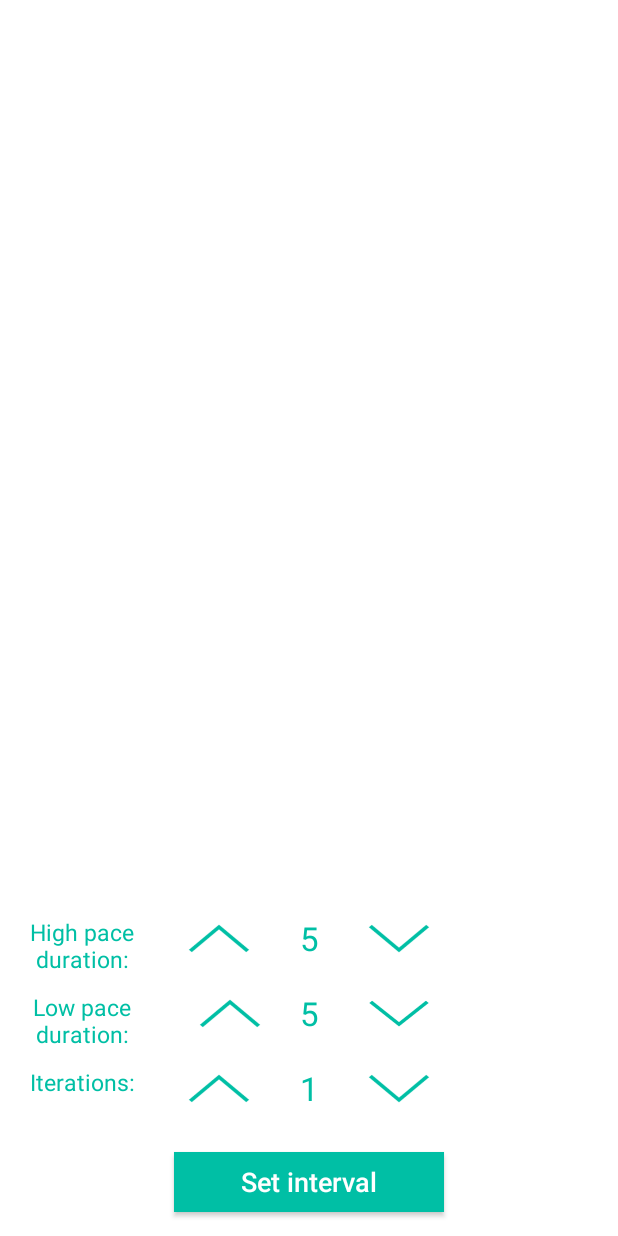
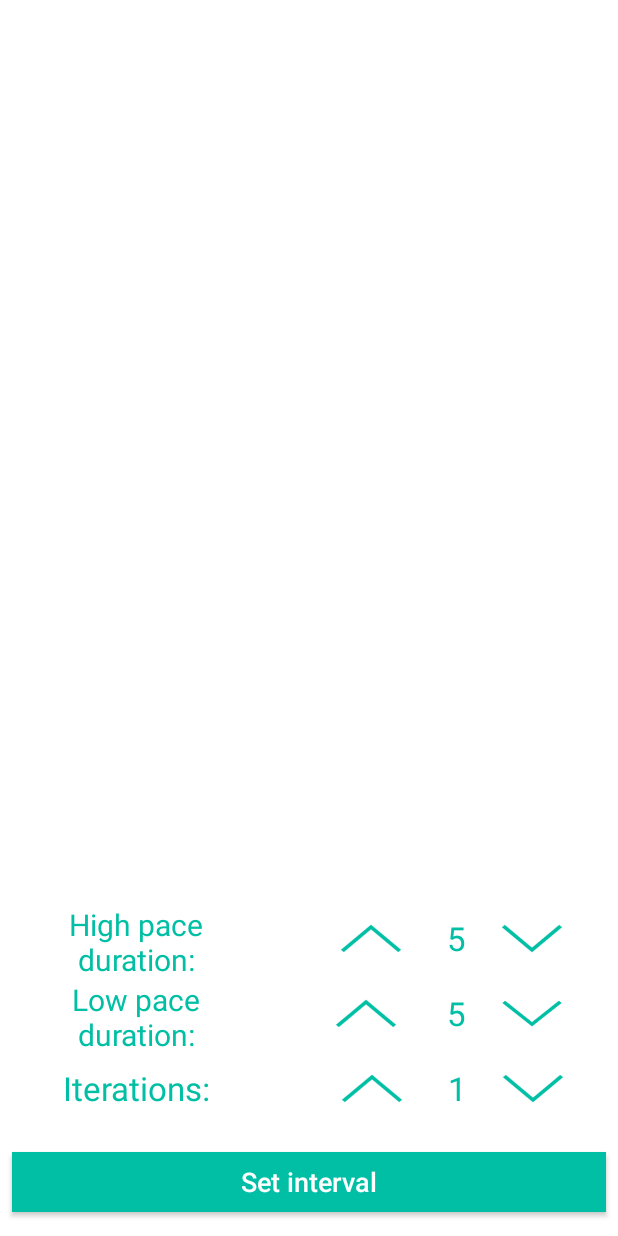
Before and after one commit to ArcusDeri/Interval-Runner, an Android app: the layout right_page.xml on its own in the app's theme, with its tools: preview values and no code run, on a phone screen of 412 x 824 dp. Run offline under Robolectric (Android 15) with nearby library versions, the phone set to English and light mode, and no system bars.

Commit message:
Small layout improvements on right pane

```diff
--- a/app/src/main/res/layout/right_page.xml
+++ b/app/src/main/res/layout/right_page.xml
@@ -11,7 +11,7 @@
 
     <Button
         android:id="@+id/set_interval_button"
-        android:layout_width="180dp"
+        android:layout_width="match_parent"
         android:layout_height="40dp"
         android:layout_marginBottom="16dp"
         android:layout_marginLeft="8dp"
@@ -48,7 +48,8 @@
         android:layout_marginRight="8dp"
         app:layout_constraintRight_toRightOf="@+id/set_interval_button"
         android:layout_marginLeft="8dp"
-        app:layout_constraintLeft_toLeftOf="@+id/set_interval_button" />
+        app:layout_constraintLeft_toLeftOf="@+id/set_interval_button"
+        app:layout_constraintHorizontal_bias="0.809" />
 
     <TextView
         android:id="@+id/high_pace_seconds_tv"
@@ -67,13 +68,14 @@
         android:layout_marginLeft="8dp"
         app:layout_constraintLeft_toLeftOf="parent"
         android:layout_marginRight="8dp"
-        app:layout_constraintRight_toRightOf="parent" />
+        app:layout_constraintRight_toRightOf="parent"
+        app:layout_constraintHorizontal_bias="0.792" />
 
     <ImageButton
         android:id="@+id/high_pace_up_imgbtn"
         android:layout_width="60dp"
         android:layout_height="50dp"
-        android:layout_marginRight="0dp"
+        android:layout_marginRight="-3dp"
         android:layout_marginTop="0dp"
         android:background="@color/colorPrimary"
         android:scaleType="fitXY"
@@ -93,7 +95,7 @@
         android:scaleY="0.75"
         android:src="@drawable/up_arrow"
         app:layout_constraintRight_toLeftOf="@+id/iterationsTv"
-        android:layout_marginRight="0dp"
+        android:layout_marginRight="-3dp"
         app:layout_constraintBottom_toBottomOf="@+id/iterationsTv"
         android:layout_marginBottom="8dp"
         app:layout_constraintTop_toTopOf="@+id/iterationsTv"
@@ -104,7 +106,7 @@
         android:id="@+id/high_pace_down_imgbtn"
         android:layout_width="60dp"
         android:layout_height="50dp"
-        android:layout_marginLeft="0dp"
+        android:layout_marginLeft="-9dp"
         android:layout_marginTop="0dp"
         android:background="@color/colorPrimary"
         android:scaleType="fitXY"
@@ -124,7 +126,7 @@
         android:scaleY="0.75"
         android:src="@drawable/down_arrow"
         app:layout_constraintLeft_toRightOf="@+id/iterationsTv"
-        android:layout_marginLeft="0dp"
+        android:layout_marginLeft="-9dp"
         app:layout_constraintBottom_toBottomOf="@+id/iterationsTv"
         android:layout_marginBottom="8dp"
         app:layout_constraintTop_toTopOf="@+id/iterationsTv"
@@ -136,7 +138,7 @@
         android:layout_width="60dp"
         android:layout_height="50dp"
         android:layout_marginBottom="0dp"
-        android:layout_marginRight="-7dp"
+        android:layout_marginRight="0dp"
         android:layout_marginTop="0dp"
         android:background="@color/colorPrimary"
         android:scaleType="fitXY"
@@ -153,7 +155,7 @@
         android:layout_width="60dp"
         android:layout_height="50dp"
         android:layout_marginBottom="8dp"
-        android:layout_marginLeft="0dp"
+        android:layout_marginLeft="-9dp"
         android:layout_marginTop="0dp"
         android:background="@color/colorPrimary"
         android:scaleType="fitXY"
@@ -179,63 +181,67 @@
         android:textSize="22sp"
         app:layout_constraintBottom_toTopOf="@+id/set_interval_button"
         app:layout_constraintLeft_toLeftOf="parent"
-        app:layout_constraintRight_toRightOf="parent" />
+        app:layout_constraintRight_toRightOf="parent"
+        app:layout_constraintHorizontal_bias="0.792" />
 
     <TextView
         android:id="@+id/textView"
-        android:layout_width="75dp"
+        android:layout_width="166dp"
         android:layout_height="50dp"
+        android:layout_marginBottom="0dp"
+        android:layout_marginLeft="0dp"
+        android:layout_marginRight="8dp"
+        android:layout_marginTop="0dp"
+        android:gravity="center_vertical"
         android:padding="2dp"
         android:singleLine="false"
         android:text="Iterations:"
         android:textAlignment="center"
         android:textColor="@color/colorPrimaryDark"
-        android:textSize="15sp"
-        android:layout_marginTop="0dp"
+        android:textSize="22sp"
+        app:layout_constraintBottom_toBottomOf="@+id/iterationsTv"
+        app:layout_constraintHorizontal_bias="0.0"
+        app:layout_constraintLeft_toLeftOf="@+id/textView3"
+        app:layout_constraintRight_toRightOf="@+id/textView3"
         app:layout_constraintTop_toBottomOf="@+id/textView3"
-        app:layout_constraintBottom_toBottomOf="@+id/iterationsTv"
-        android:layout_marginBottom="0dp"
-        app:layout_constraintVertical_bias="0.0"
-        android:layout_marginRight="8dp"
-        app:layout_constraintRight_toRightOf="@+id/textView3"
-        android:layout_marginLeft="0dp"
-        app:layout_constraintLeft_toLeftOf="@+id/textView3"
-        app:layout_constraintHorizontal_bias="0.0" />
+        app:layout_constraintVertical_bias="0.0" />
 
     <TextView
         android:id="@+id/textView3"
-        android:layout_width="75dp"
+        android:layout_width="166dp"
         android:layout_height="50dp"
+        android:layout_marginLeft="8dp"
+        android:layout_marginRight="0dp"
+        android:layout_marginTop="0dp"
+        android:gravity="center_vertical"
         android:padding="2dp"
         android:singleLine="false"
         android:text="Low pace duration:"
         android:textAlignment="center"
         android:textColor="@color/colorPrimaryDark"
-        android:textSize="15sp"
-        android:layout_marginTop="0dp"
-        app:layout_constraintTop_toBottomOf="@+id/textView2"
-        android:layout_marginRight="0dp"
+        android:textSize="20sp"
+        app:layout_constraintHorizontal_bias="1.0"
+        app:layout_constraintLeft_toLeftOf="@+id/textView2"
         app:layout_constraintRight_toRightOf="@+id/textView2"
-        android:layout_marginLeft="8dp"
-        app:layout_constraintLeft_toLeftOf="@+id/textView2"
-        app:layout_constraintHorizontal_bias="1.0" />
+        app:layout_constraintTop_toBottomOf="@+id/textView2" />
 
     <TextView
         android:id="@+id/textView2"
-        android:layout_width="75dp"
+        android:layout_width="166dp"
         android:layout_height="50dp"
+        android:layout_marginLeft="8dp"
+        android:layout_marginRight="8dp"
+        android:layout_marginTop="0dp"
+        android:gravity="center_vertical"
         android:padding="2dp"
         android:singleLine="false"
         android:text="High pace duration:"
         android:textAlignment="center"
         android:textColor="@color/colorPrimaryDark"
-        android:textSize="15sp"
-        android:layout_marginLeft="8dp"
+        android:textSize="20sp"
+        app:layout_constraintHorizontal_bias="0.0"
         app:layout_constraintLeft_toLeftOf="parent"
-        android:layout_marginRight="8dp"
         app:layout_constraintRight_toRightOf="parent"
-        app:layout_constraintHorizontal_bias="0.029"
-        app:layout_constraintTop_toTopOf="@+id/high_pace_seconds_tv"
-        android:layout_marginTop="8dp" />
+        app:layout_constraintTop_toTopOf="@+id/high_pace_seconds_tv" />
 
 </android.support.constraint.ConstraintLayout>
```
Also changed, not shown: 3 other files.
